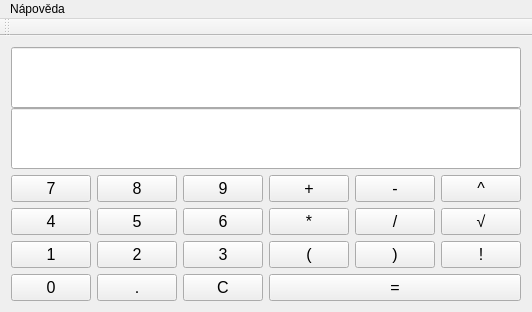
BetaRavener/IVS-calculator, file forms/mainwindow.ui: the form before one commit.
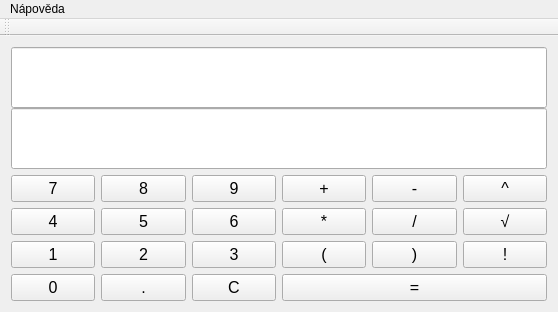
The form after the commit.

Commit message: Added menu - help

```diff
--- a/forms/mainwindow.ui
+++ b/forms/mainwindow.ui
@@ -9,7 +9,7 @@
    <rect>
     <x>0</x>
     <y>0</y>
-    <width>285</width>
+    <width>558</width>
     <height>312</height>
    </rect>
   </property>
@@ -360,8 +360,8 @@
     <rect>
      <x>0</x>
      <y>0</y>
-     <width>285</width>
-     <height>26</height>
+     <width>558</width>
+     <height>25</height>
     </rect>
    </property>
    <widget class="QMenu" name="menuN_pov_da">
```
Left out of the diff: 15 changed lines with no effect on the pictures. The commit also changes 2 other files.
